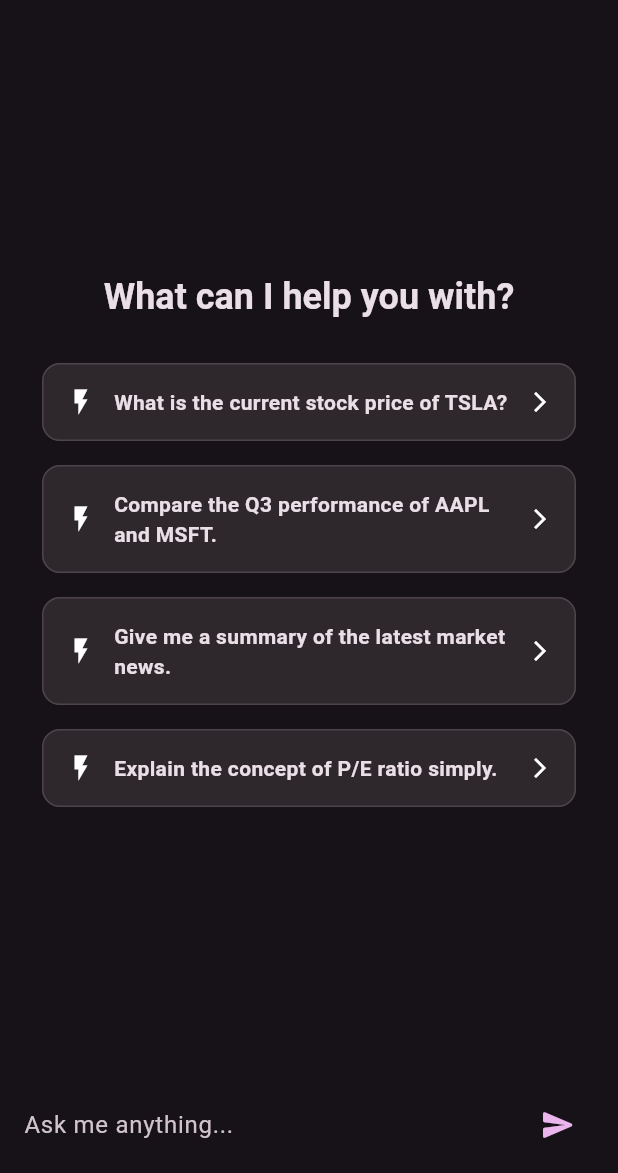
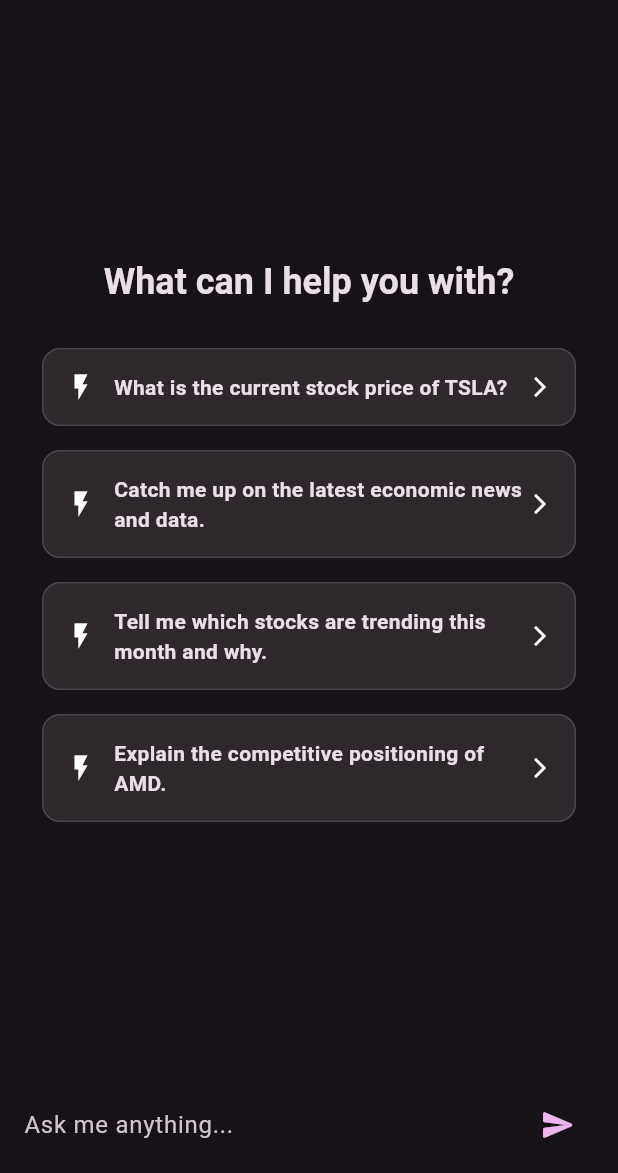
Before and after one commit to tickerspark/TickerSpark-Platform, a Flutter app: the screen it shows after launch, on a phone screen of 412 x 824 dp, the part 63-1236 px from its top. Run offline on Flutter 3.47's test engine with Material 3 defaults, Android fonts, the phone set to English and light mode, and no system bars; our stand-ins replace flutter_markdown, flutter_riverpod, supabase_flutter; accounts and stored records are empty.

Commit message:
Change: new suggested prompts.

```diff
--- a/lib/chat_screen.dart
+++ b/lib/chat_screen.dart
@@ -117,9 +117,9 @@ class _SuggestedPrompts extends StatelessWidget {
   // Example prompts relevant to a "TickerSpark AI"
   final List<String> prompts = const [
     'What is the current stock price of TSLA?',
-    'Compare the Q3 performance of AAPL and MSFT.',
-    'Give me a summary of the latest market news.',
-    'Explain the concept of P/E ratio simply.',
+    'Catch me up on the latest economic news and data.',
+    'Tell me which stocks are trending this month and why.',
+    'Explain the competitive positioning of AMD.',
   ];
 
   const _SuggestedPrompts({required this.onTap});
```
